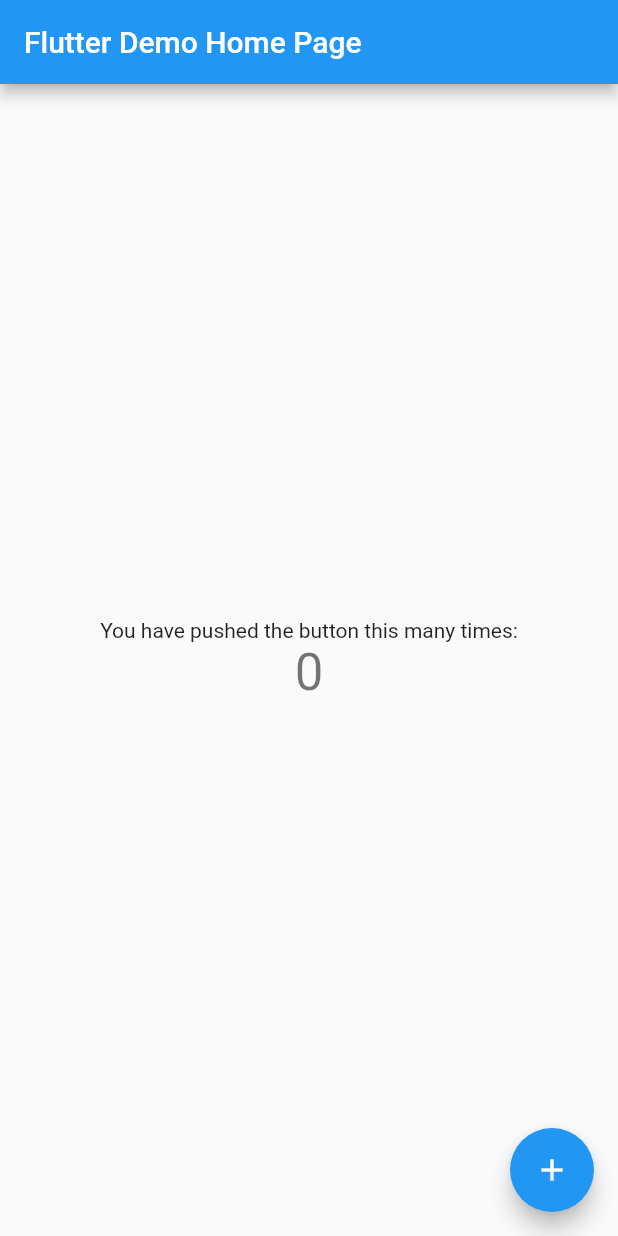
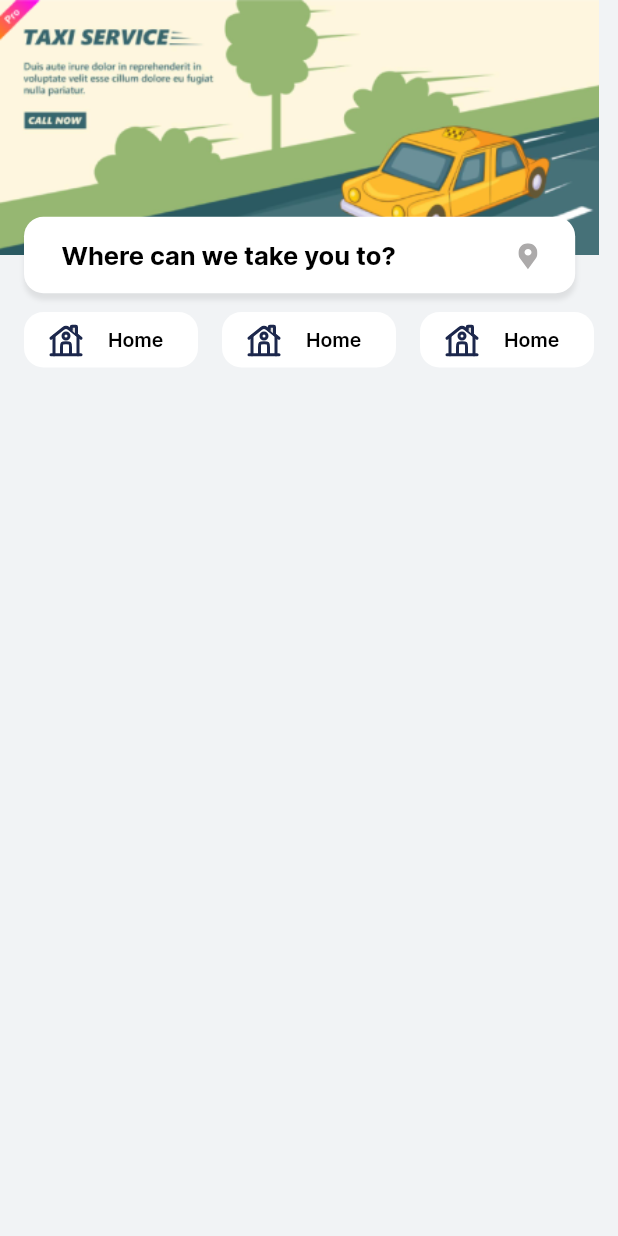
Before and after one commit to manhtu227/ClientApp_Taxi_GetGo, a Flutter app: the screen it shows after launch, on a phone screen of 412 x 824 dp. Run offline on Flutter 3.47's test engine with Material 2 defaults, Android fonts, the phone set to English and light mode, and no system bars; our stand-ins replace flutter_svg, intl_phone_field, intl_phone_number_input.

Commit message:
complete Ui Login and Some Ui HomePage

```diff
--- a/lib/main.dart
+++ b/lib/main.dart
@@ -1,3 +1,5 @@
+import 'package:clientapp_taxi_getgo/screens/auth/login.dart';
+import 'package:clientapp_taxi_getgo/screens/home/home.dart';
 import 'package:flutter/material.dart';
 
 void main() {
@@ -8,10 +10,11 @@
   const MyApp({super.key});
 
   // This widget is the root of your application.
+
   @override
   Widget build(BuildContext context) {
     return MaterialApp(
-      title: 'Flutter Demo',
+      title: 'GetGo',
       theme: ThemeData(
         // This is the theme of your application.
         //
@@ -22,94 +25,14 @@
         // or simply save your changes to "hot reload" in a Flutter IDE).
         // Notice that the counter didn't reset back to zero; the application
         // is not restarted.
-        primarySwatch: Colors.blue,
+        primaryColor: const Color(0xFFFA8D1D),
+        primaryTextTheme: const TextTheme(
+          headline6: TextStyle(color: Colors.black), // Ví dụ cho headline6
+          // Các kiểu chữ khác cho primaryTextTheme
+        ),
+        fontFamily: 'Inter',
       ),
-      home: const MyHomePage(title: 'Flutter Demo Home Page'),
+      home:  HomeScreen(),
     );
   }
 }
-
-class MyHomePage extends StatefulWidget {
-  const MyHomePage({super.key, required this.title});
-
-  // This widget is the home page of your application. It is stateful, meaning
-  // that it has a State object (defined below) that contains fields that affect
-  // how it looks.
-
-  // This class is the configuration for the state. It holds the values (in this
-  // case the title) provided by the parent (in this case the App widget) and
-  // used by the build method of the State. Fields in a Widget subclass are
-  // always marked "final".
-
-  final String title;
-
-  @override
-  State<MyHomePage> createState() => _MyHomePageState();
-}
-
-class _MyHomePageState extends State<MyHomePage> {
-  int _counter = 0;
-
-  void _incrementCounter() {
-    setState(() {
-      // This call to setState tells the Flutter framework that something has
-      // changed in this State, which causes it to rerun the build method below
-      // so that the display can reflect the updated values. If we changed
-      // _counter without calling setState(), then the build method would not be
-      // called again, and so nothing would appear to happen.
-      _counter++;
-    });
-  }
-
-  @override
-  Widget build(BuildContext context) {
-    // This method is rerun every time setState is called, for instance as done
-    // by the _incrementCounter method above.
-    //
-    // The Flutter framework has been optimized to make rerunning build methods
-    // fast, so that you can just rebuild anything that needs updating rather
-    // than having to individually change instances of widgets.
-    return Scaffold(
-      appBar: AppBar(
-        // Here we take the value from the MyHomePage object that was created by
-        // the App.build method, and use it to set our appbar title.
-        title: Text(widget.title),
-      ),
-      body: Center(
-        // Center is a layout widget. It takes a single child and positions it
-        // in the middle of the parent.
-        child: Column(
-          // Column is also a layout widget. It takes a list of children and
-          // arranges them vertically. By default, it sizes itself to fit its
-          // children horizontally, and tries to be as tall as its parent.
-          //
-          // Invoke "debug painting" (press "p" in the console, choose the
-          // "Toggle Debug Paint" action from the Flutter Inspector in Android
-          // Studio, or the "Toggle Debug Paint" command in Visual Studio Code)
-          // to see the wireframe for each widget.
-          //
-          // Column has various properties to control how it sizes itself and
-          // how it positions its children. Here we use mainAxisAlignment to
-          // center the children vertically; the main axis here is the vertical
-          // axis because Columns are vertical (the cross axis would be
-          // horizontal).
-          mainAxisAlignment: MainAxisAlignment.center,
-          children: <Widget>[
-            const Text(
-              'You have pushed the button this many times:',
-            ),
-            Text(
-              '$_counter',
-              style: Theme.of(context).textTheme.headlineMedium,
-            ),
-          ],
-        ),
-      ),
-      floatingActionButton: FloatingActionButton(
-        onPressed: _incrementCounter,
-        tooltip: 'Increment',
-        child: const Icon(Icons.add),
-      ), // This trailing comma makes auto-formatting nicer for build methods.
-    );
-  }
-}
--- /dev/null
+++ b/lib/screens/home/home.dart
@@ -0,0 +1,255 @@
+import 'package:flutter/material.dart';
+import 'package:intl_phone_field/intl_phone_field.dart';
+import 'package:flutter_svg/flutter_svg.dart';
+
+class HomeScreen extends StatefulWidget {
+  @override
+  _HomeScreenState createState() => _HomeScreenState();
+}
+
+class _HomeScreenState extends State<HomeScreen> {
+  final double coverHeight = 170;
+  final double buttonHeight = 51;
+  @override
+  Widget build(BuildContext context) {
+    final top = coverHeight - buttonHeight / 2;
+    double screenWidth = MediaQuery.of(context).size.width;
+
+    return SafeArea(
+      child: Scaffold(
+        body: Container(
+          width: double.infinity,
+          decoration: BoxDecoration(
+            color: Color(0xfff1f3f5),
+          ),
+          child: Column(
+            crossAxisAlignment: CrossAxisAlignment.start,
+            children: [
+              // Image(image: AssetImage('assets/images/homebanner.png')),
+              SizedBox(
+                height: 208,
+                child: Stack(
+                  clipBehavior: Clip.none,
+                  children: [
+                    Image.asset(
+                      'assets/images/homebanner.png',
+                      // fit: BoxFit.cover,
+                      // width: coverHeight,
+                      height: coverHeight,
+                    ),
+                    Positioned(
+                      left: 16,
+                      right: 16,
+                      top: top,
+                      child: TextButton(
+                        onPressed: () {},
+                        style: TextButton.styleFrom(
+                          padding: EdgeInsets.zero,
+                        ),
+                        child: Container(
+                          width: screenWidth - 32,
+                          height: buttonHeight,
+                          decoration: BoxDecoration(
+                            color: Color(0xffffffff),
+                            borderRadius: BorderRadius.circular(13),
+                            boxShadow: const [
+                              BoxShadow(
+                                color: Color(0x14000000),
+                                offset: Offset(0, 4),
+                                blurRadius: 2,
+                              ),
+                            ],
+                          ),
+                          child: Container(
+                            // wherecanwetakeyoutoiTX (425:8522)
+                            margin:
+                                EdgeInsets.only(left: 25, top: 2, right: 25),
+                            child: Row(
+                              mainAxisAlignment: MainAxisAlignment.spaceBetween,
+                              children: [
+                                Text(
+                                  'Where can we take you to?',
+                                  style: TextStyle(
+                                    fontSize: 17,
+                                    fontWeight: FontWeight.bold,
+                                    color: Color(0xff000000),
+                                  ),
+                                ),
+                                SvgPicture.asset(
+                                  'assets/svgs/marker.svg',
+                                  width: 13,
+                                  height: 17.64,
+                                ),
+                              ],
+                            ),
+                          ),
+                        ),
+                      ),
+                    ),
+                  ],
+                ),
+              ),
+              Container(
+                height: 37,
+                width: screenWidth - 32,
+                margin: EdgeInsets.only(left: 16),
+                child: ListView(
+                  scrollDirection: Axis.horizontal,
+                  children: [
+                    TextButton(
+                      // frame23Aiq (390:5221)
+                      onPressed: () {},
+                      style: TextButton.styleFrom(
+                        padding: EdgeInsets.zero,
+                      ),
+                      child: Container(
+                        // padding: EdgeInsets.fromLTRB(18, 9, 28, 9),
+                        // margin: EdgeInsets.only(left: 16),
+                        height: double.infinity,
+                        decoration: BoxDecoration(
+                          color: Color(0xffffffff),
+                          borderRadius: BorderRadius.circular(13),
+                        ),
+                        child: Row(
+                          crossAxisAlignment: CrossAxisAlignment.center,
+                          children: [
+                            Container(
+                              width: 116,
+                              child: Row(
+                                // mainAxisAlignment:
+                                //     MainAxisAlignment.spaceAround,
+                                children: [
+                                  const SizedBox(
+                                    width: 16,
+                                  ),
+                                  SvgPicture.asset(
+                                    'assets/svgs/home.svg',
+                                    width: 24,
+                                    height: 24,
+                                  ),
+                                  const SizedBox(
+                                    width: 16,
+                                  ),
+                                  const Text(
+                                    'Home',
+                                    style: TextStyle(
+                                      fontSize: 13,
+                                      fontWeight: FontWeight.w600,
+                                      color: Color(0xff000000),
+                                    ),
+                                  ),
+                                ],
+                              ),
+                            ),
+                          ],
+                        ),
+                      ),
+                    ),
+                    TextButton(
+                      // frame23Aiq (390:5221)
+                      onPressed: () {},
+                      style: TextButton.styleFrom(
+                        padding: EdgeInsets.zero,
+                      ),
+                      child: Container(
+                        // padding: EdgeInsets.fromLTRB(18, 9, 28, 9),
+                        margin: EdgeInsets.only(left: 16),
+                        height: double.infinity,
+                        decoration: BoxDecoration(
+                          color: Color(0xffffffff),
+                          borderRadius: BorderRadius.circular(13),
+                        ),
+                        child: Row(
+                          crossAxisAlignment: CrossAxisAlignment.center,
+                          children: [
+                            Container(
+                              width: 116,
+                              child: Row(
+                                // mainAxisAlignment:
+                                //     MainAxisAlignment.spaceAround,
+                                children: [
+                                  const SizedBox(
+                                    width: 16,
+                                  ),
+                                  SvgPicture.asset(
+                                    'assets/svgs/home.svg',
+                                    width: 24,
+                                    height: 24,
+                                  ),
+                                  const SizedBox(
+                                    width: 16,
+                                  ),
+                                  const Text(
+                                    'Home',
+                                    style: TextStyle(
+                                      fontSize: 13,
+                                      fontWeight: FontWeight.w600,
+                                      color: Color(0xff000000),
+                                    ),
+                                  ),
+                                ],
+                              ),
+                            ),
+                          ],
+                        ),
+                      ),
+                    ),
+                    TextButton(
+                      // frame23Aiq (390:5221)
+                      onPressed: () {},
+                      style: TextButton.styleFrom(
+                        padding: EdgeInsets.zero,
+                      ),
+                      child: Container(
+                        // padding: EdgeInsets.fromLTRB(18, 9, 28, 9),
+                        margin: EdgeInsets.only(left: 16),
+                        height: double.infinity,
+                        decoration: BoxDecoration(
+                          color: Color(0xffffffff),
+                          borderRadius: BorderRadius.circular(13),
+                        ),
+                        child: Row(
+                          crossAxisAlignment: CrossAxisAlignment.center,
+                          children: [
+                            Container(
+                              width: 116,
+                              child: Row(
+                                // mainAxisAlignment:
+                                //     MainAxisAlignment.spaceAround,
+                                children: [
+                                  const SizedBox(
+                                    width: 16,
+                                  ),
+                                  SvgPicture.asset(
+                                    'assets/svgs/home.svg',
+                                    width: 24,
+                                    height: 24,
+                                  ),
+                                  const SizedBox(
+                                    width: 16,
+                                  ),
+                                  const Text(
+                                    'Home',
+                                    style: TextStyle(
+                                      fontSize: 13,
+                                      fontWeight: FontWeight.w600,
+                                      color: Color(0xff000000),
+                                    ),
+                                  ),
+                                ],
+                              ),
+                            ),
+                          ],
+                        ),
+                      ),
+                    ),
+                  ],
+                ),
+              )
+            ],
+          ),
+        ),
+      ),
+    );
+  }
+}
```
Also changed, not shown: lib/routes/routes.dart (added, +20 -0 lines), lib/screens/auth/login.dart (added, +213 -0 lines), pubspec.yaml (+10 -7 lines), assets/images/banner.jpg (added), assets/images/banner.png (added), assets/images/homebanner.png (added), assets/svgs/home.svg (added), assets/svgs/marker.svg (added), assets/svgs/office.svg (added), fonts/Inter-VariableFont_slnt,wght.ttf (added), lib/screens/notification/Notification.dart (added), pubspec.lock, 1 other file.
